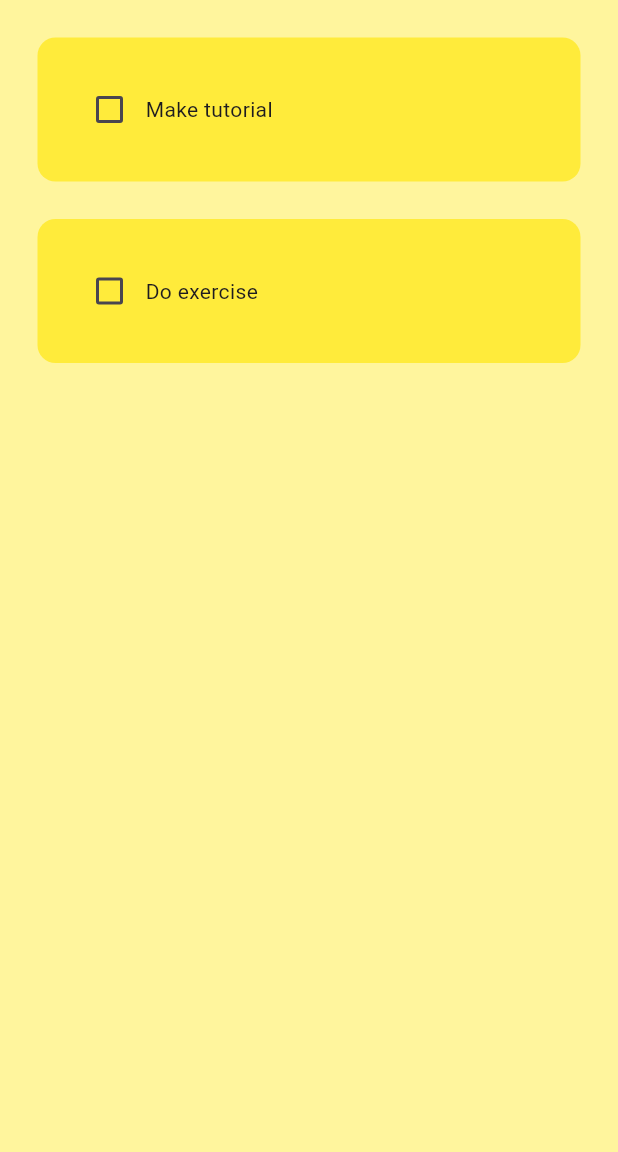
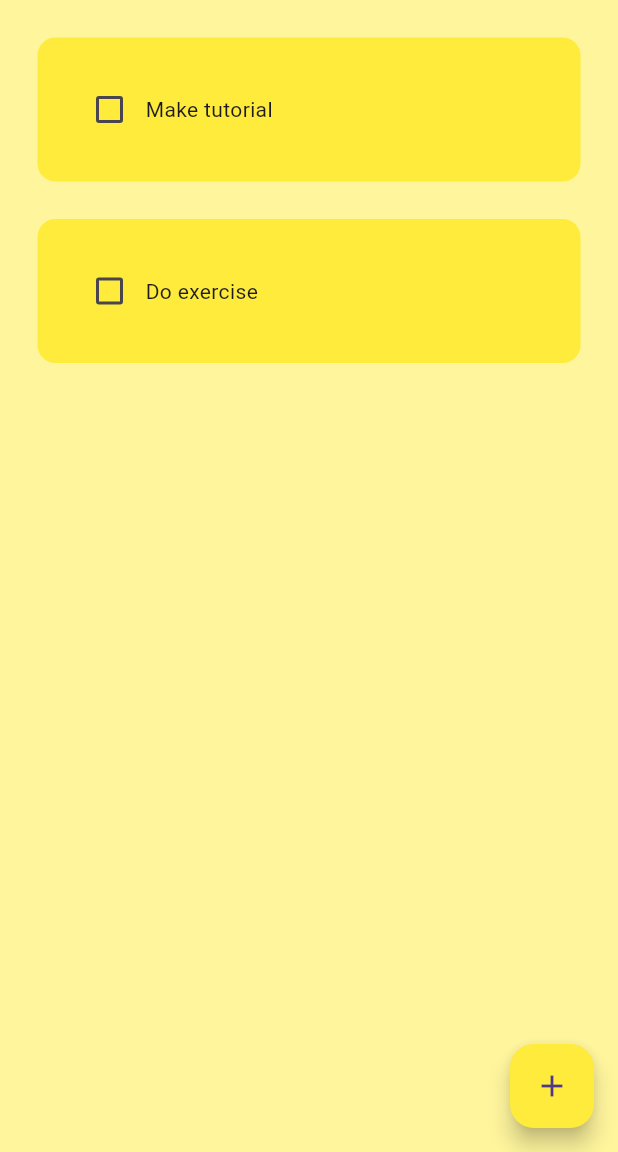
Before and after one commit to ItsAnyaS/flutter-todo, a Flutter app: the screen it shows after launch, on a phone screen of 412 x 824 dp, the part 84-1236 px from its top. Run offline on Flutter 3.47's test engine with Material 3 defaults, Android fonts, the phone set to English and light mode, and no system bars; drawn by our look-alikes of flutter_slidable.

Commit message:
added ability to create and delete to do items

```diff
--- a/lib/pages/home_page.dart
+++ b/lib/pages/home_page.dart
@@ -1,4 +1,5 @@
 import 'package:flutter/material.dart';
+import 'package:flutter_todo/utilities/dialog_box.dart';
 import 'package:flutter_todo/utilities/todo_tile.dart';
 
 class HomePage extends StatefulWidget {
@@ -10,6 +11,8 @@ class HomePage extends StatefulWidget {
 
 class _HomePageState extends State<HomePage> {
 
+  final _controller = TextEditingController();
+
   List toDoList = [
     ["Make tutorial", false],
     ["Do exercise", false]
@@ -20,6 +23,32 @@ class _HomePageState extends State<HomePage> {
       toDoList[index][1] = !toDoList[index][1];
     });
   }
+
+  void saveNewtask() {
+    setState(() {
+      toDoList.add([_controller.text, false]);
+      _controller.clear();
+    });
+      Navigator.of(context).pop();
+  }
+
+  void createNewTask (){
+    showDialog(context: context, builder: (context)  {
+      return DialogBox(
+        controller: _controller,
+        onDiscard: Navigator.of(context).pop,
+        onSave: saveNewtask,
+      );
+    });
+  }
+
+  void deleteTask(int index) {
+    setState(() {
+      toDoList.removeAt(index);
+    });
+  }
+
+
   @override
   Widget build(BuildContext context) {
     return Scaffold(
@@ -29,13 +58,20 @@ class _HomePageState extends State<HomePage> {
         backgroundColor: Colors.yellow,
         elevation: 0.0,
       ),
+      floatingActionButton: FloatingActionButton(
+        onPressed: createNewTask,
+        child: Icon(Icons.add),
+        backgroundColor: Colors.yellow[500],
+      ),
       body: ListView.builder(
         itemCount: toDoList.length,
         itemBuilder: (context, index) {
           return ToDoTile(
             taskName: toDoList[index][0],
             taskCompleted: toDoList[index][1],
+            deleteFunction: (context) => deleteTask(index),
             onChanged: (value) => checkBoxChanged(value, index));
+
         },
         )
     );
--- a/lib/utilities/todo_tile.dart
+++ b/lib/utilities/todo_tile.dart
@@ -1,28 +1,50 @@
 import 'package:flutter/material.dart';
+import 'package:flutter_slidable/flutter_slidable.dart';
 
 class ToDoTile extends StatelessWidget {
 
   final String taskName;
   final bool taskCompleted;
   Function(bool?)? onChanged;
+  Function(BuildContext)? deleteFunction;
 
   ToDoTile({
     super.key,
     required this.taskName,
     required this.taskCompleted,
-    required this.onChanged
+    required this.onChanged,
+    required this.deleteFunction
     });
 
   @override
   Widget build(BuildContext context) {
     return Padding(
       padding: const EdgeInsets.only(left: 25.0, right: 25.0, top: 25.0),
+      child: Slidable(
+        endActionPane: ActionPane(
+          motion: StretchMotion(),
+          children: [
+            SlidableAction(
+              onPressed: deleteFunction,
+              icon: Icons.delete,
+              backgroundColor: Colors.red.shade300,
+            )
+
+          ],
+        ),
         child: Container(
           padding: EdgeInsets.all(24.0),
           child: Row(
             children: [
-            Checkbox(value: taskCompleted, onChanged: onChanged),
-            Text(taskName),
+              Checkbox(
+                value: taskCompleted,
+               onChanged: onChanged,
+               activeColor: Colors.black,),
+              Text(
+                taskName,
+                style: TextStyle(
+                  decoration: taskCompleted ? TextDecoration.lineThrough : TextDecoration.none
+                ),),
             ],
           ),
           decoration: BoxDecoration(
@@ -30,6 +52,7 @@ class ToDoTile extends StatelessWidget {
             borderRadius: BorderRadius.circular(12)
           ),
         ),
+      ),
     );
   }
 }
--- a/pubspec.yaml
+++ b/pubspec.yaml
@@ -35,6 +35,7 @@ dependencies:
   # The following adds the Cupertino Icons font to your application.
   # Use with the CupertinoIcons class for iOS style icons.
   cupertino_icons: ^1.0.2
+  flutter_slidable: ^1.2.0
 
 dev_dependencies:
   flutter_test:
```
Also changed, not shown: lib/utilities/dialog_box.dart (added, +46 -0 lines), lib/utilities/my_button.dart (added, +21 -0 lines), pubspec.lock. Lines whose indentation alone changed are shown as unchanged.
